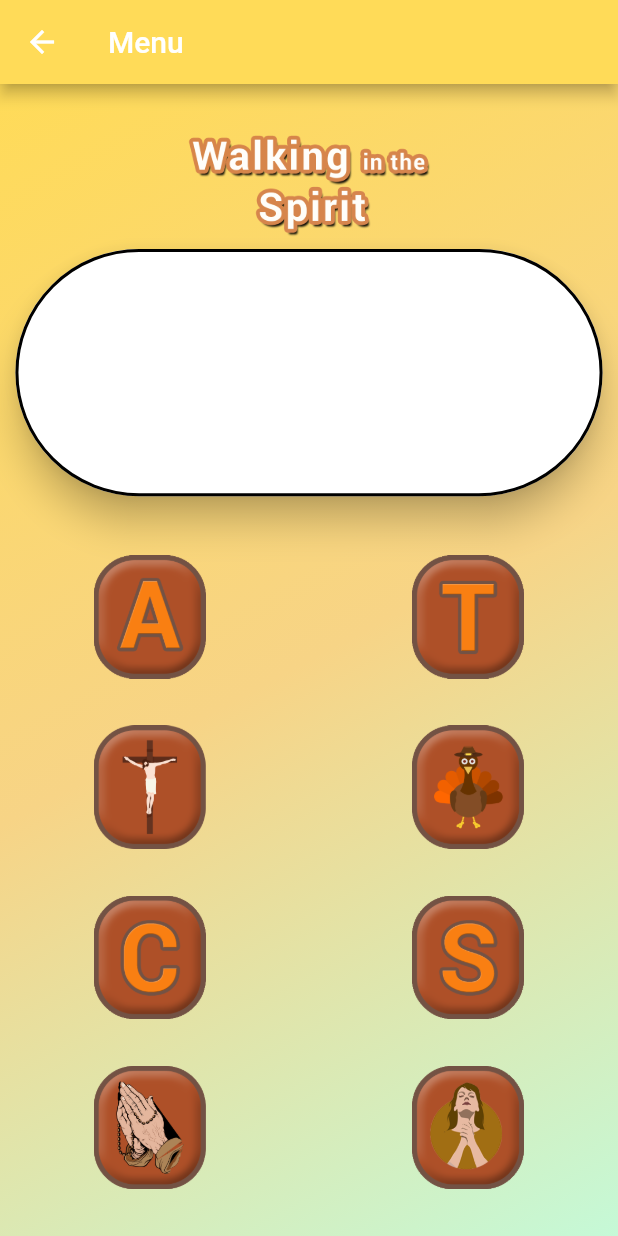
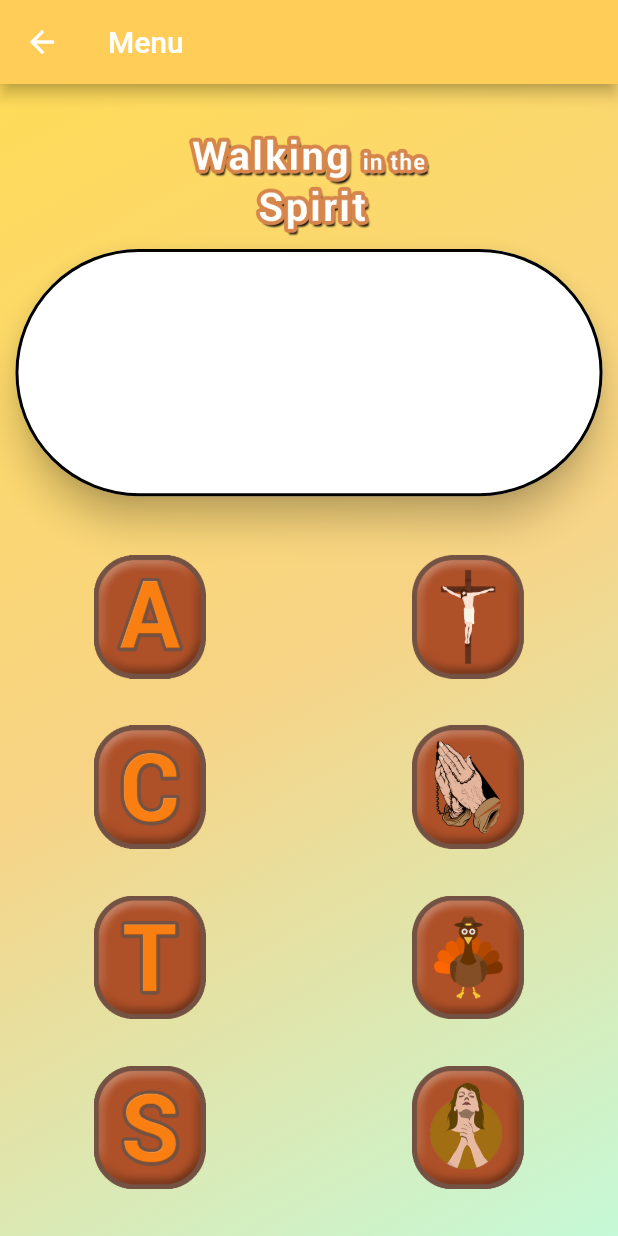
Before and after one commit to Jakebluhm/morning_mustard, a Flutter app: the ActsPage screen opened by its route, on a phone screen of 412 x 824 dp. Run offline on Flutter 3.47's test engine with Material 2 defaults, Android fonts, the light colour scheme and no system bars; our stand-ins replace flutter_hooks, flutter_riverpod, freezed_annotation, go_router, hooks_riverpod, riverpod_annotation; generated files the repository leaves out were written again.

Commit message:
Acts page ordering, UI Color tweak

```diff
--- a/lib/constants/acts_button_data.dart
+++ b/lib/constants/acts_button_data.dart
@@ -13,29 +13,29 @@ List<ActsButtonItem> actsItems = [
       text:
           "Adoration: I praise and worship God, The Son, and The Holy Spirit."),
   ActsButtonItem(
+      imagePath: 'lib/assets/ACTS/ic_c.imageset/ic_c.png',
+      text:
+          "Confession: I confess any sins that the Holy Spirit might reveal to me."),
+  ActsButtonItem(
+      imagePath: 'lib/assets/ACTS/ic_t.imageset/ic_t.png',
+      text:
+          "Thanksgiving: I am thankful for all the many blessings God has provided for me."),
+  ActsButtonItem(
+      imagePath: 'lib/assets/ACTS/ic_s.imageset/ic_s.png',
+      text:
+          "Surrender: I surrender my life to You, Lord God, in everything I do, say or plan."),
+  ActsButtonItem(
       imagePath: 'lib/assets/ACTS/ic_a_side.imageset/ic_a_side.png',
       text:
           "He is infinite, the one and only, all-knowing, all-powerful, all-wise, unchanging, He is Love, everywhere, holy, pure, just, righteous, truthful, good, patient, and kind."),
-  ActsButtonItem(
-      imagePath: 'lib/assets/ACTS/ic_c.imageset/ic_c.png',
-      text:
-          "Confession: I confess any sins that the Holy Spirit might reveal to me."),
   ActsButtonItem(
       imagePath: 'lib/assets/ACTS/ic_c_side.imageset/ic_c_side.png',
       text:
           "\nHave I been impatient, or rude? Am I envious, boasting, or prideful? Am I disrespectful or condescending? Am I self-seeking, easily angered, or unforgiving? Do I delight in evil and rejoice in lies? Am I cowardly when others are being harmed, am I haughty or fickle?\nThis is very important, for it keeps me humble before the cross!"),
   ActsButtonItem(
-      imagePath: 'lib/assets/ACTS/ic_t.imageset/ic_t.png',
-      text:
-          "Thanksgiving: I am thankful for all the many blessings God has provided for me."),
-  ActsButtonItem(
       imagePath: 'lib/assets/ACTS/ic_t_side.imageset/ic_t_side.png',
       text:
           "Salvation from hell, God’s commitment to His Unchanging Word, family and friends, health and safety, etc.\nAlways so much for which to be thankful."),
-  ActsButtonItem(
-      imagePath: 'lib/assets/ACTS/ic_s.imageset/ic_s.png',
-      text:
-          "Surrender: I surrender my life to You, Lord God, in everything I do, say or plan."),
   ActsButtonItem(
     imagePath: 'lib/assets/ACTS/ic_s_side.imageset/ic_s_side.png',
     text:
--- a/lib/pages/acts_page.dart
+++ b/lib/pages/acts_page.dart
@@ -16,7 +16,7 @@ class ActsPage extends HookConsumerWidget {
     return Scaffold(
       appBar: AppBar(
         title: Text('Menu'),
-        backgroundColor: Color.fromRGBO(255, 219, 88, 1),
+        backgroundColor: Color.fromRGBO(255, 205, 88, 1),
         leading: IconButton(
           icon: Icon(Icons.arrow_back),
           onPressed: () {
--- a/lib/pages/home_page.dart
+++ b/lib/pages/home_page.dart
@@ -17,7 +17,7 @@ class HomePage extends HookConsumerWidget {
 
     return Scaffold(
       appBar: AppBar(
-        backgroundColor: Color.fromRGBO(255, 219, 88, 1),
+        backgroundColor: Color.fromRGBO(255, 205, 88, 1),
         leading: IconButton(
           color: Colors.black,
           icon: const Icon(
--- a/lib/pages/menu_page.dart
+++ b/lib/pages/menu_page.dart
@@ -18,7 +18,7 @@ class MenuPage extends HookConsumerWidget {
           'Menu',
           style: TextStyle(color: Colors.black),
         ),
-        backgroundColor: Color.fromRGBO(255, 219, 88, 1),
+        backgroundColor: Color.fromRGBO(255, 205, 88, 1),
         leading: IconButton(
           icon: Icon(Icons.arrow_back),
           color: Colors.black,
@@ -34,7 +34,7 @@ class MenuPage extends HookConsumerWidget {
               begin: Alignment.topLeft,
               end: Alignment.bottomRight,
               colors: [
-                Color.fromRGBO(255, 219, 88, 1.0),
+                Color.fromRGBO(255, 173, 80, 1),
                 Color.fromRGBO(0xf7, 0xd4, 0x86, 1.0),
                 Color.fromRGBO(0xc5, 0xf9, 0xd7, 1.0),
               ]),
```
